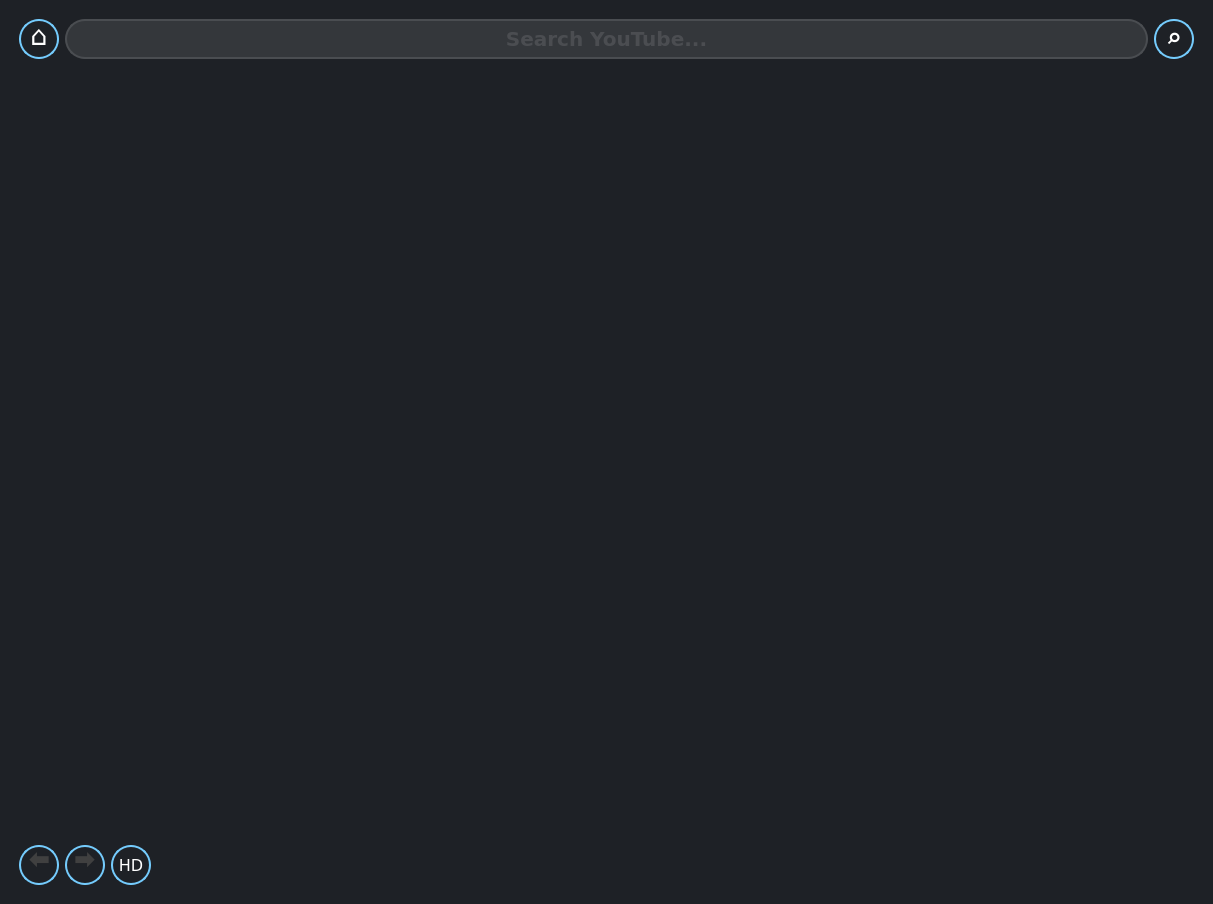
Old version of the form assets/search.ui in the repository Delamox/ytQt.
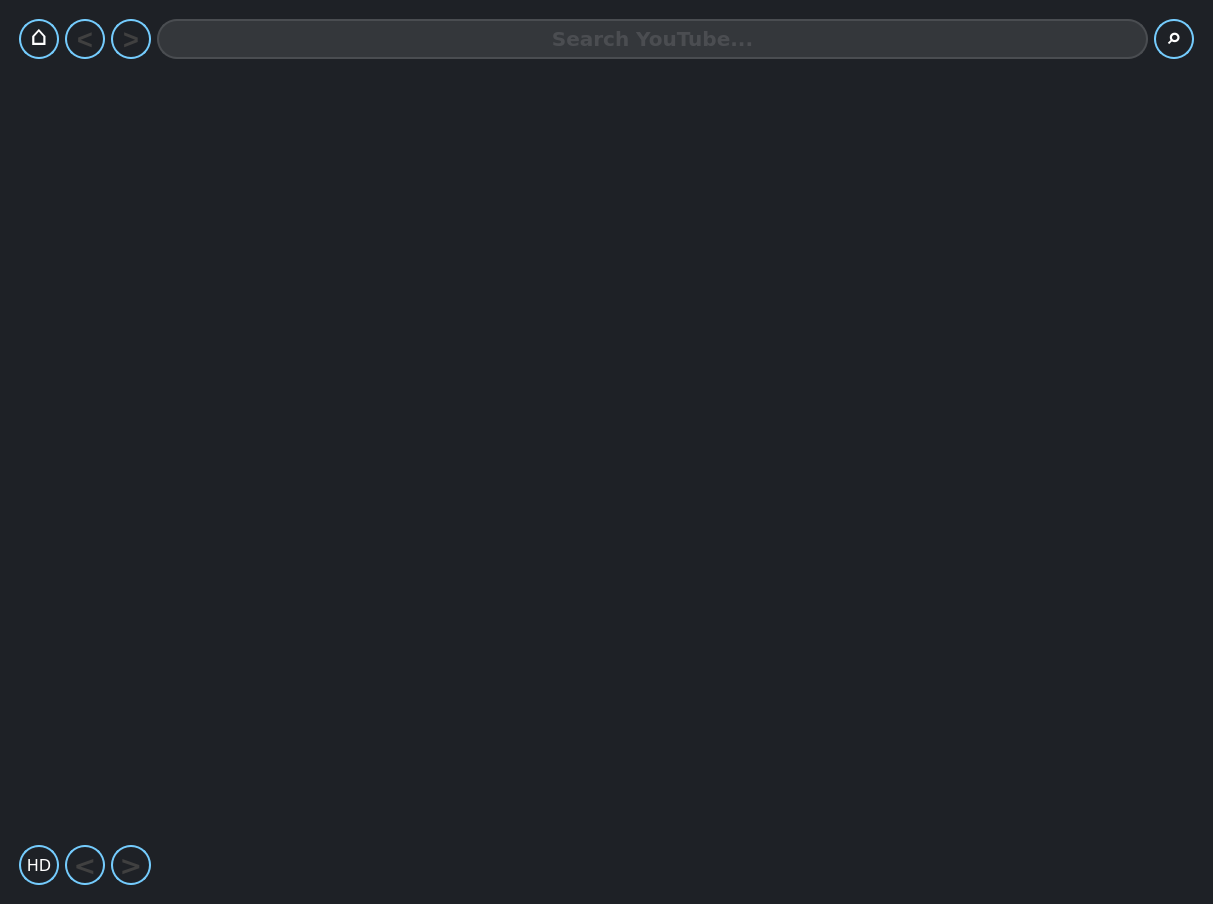
New version of the form. Icons and pictures are not drawn.

Commit message: navigation functionality

The edit to the form file:
```diff
--- a/assets/search.ui
+++ b/assets/search.ui
@@ -18,184 +18,7 @@
   </property>
   <widget class="QWidget" name="centralwidget">
    <layout class="QGridLayout" name="gridLayout_2">
-    <item row="4" column="1">
-     <spacer name="bottomClearanceSpacer">
-      <property name="orientation">
-       <enum>Qt::Vertical</enum>
-      </property>
-      <property name="sizeType">
-       <enum>QSizePolicy::Fixed</enum>
-      </property>
-      <property name="sizeHint" stdset="0">
-       <size>
-        <width>20</width>
-        <height>10</height>
-       </size>
-      </property>
-     </spacer>
-    </item>
-    <item row="0" column="1">
-     <spacer name="topClearanceSpacer">
-      <property name="orientation">
-       <enum>Qt::Vertical</enum>
-      </property>
-      <property name="sizeType">
-       <enum>QSizePolicy::Fixed</enum>
-      </property>
-      <property name="sizeHint" stdset="0">
-       <size>
-        <width>20</width>
-        <height>10</height>
-       </size>
-      </property>
-     </spacer>
-    </item>
-    <item row="3" column="4">
-     <spacer name="controlSpacer">
-      <property name="orientation">
-       <enum>Qt::Horizontal</enum>
-      </property>
-      <property name="sizeHint" stdset="0">
-       <size>
-        <width>40</width>
-        <height>20</height>
-       </size>
-      </property>
-     </spacer>
-    </item>
-    <item row="3" column="2">
-     <widget class="QPushButton" name="nextPageButton">
-      <property name="minimumSize">
-       <size>
-        <width>40</width>
-        <height>40</height>
-       </size>
-      </property>
-      <property name="maximumSize">
-       <size>
-        <width>40</width>
-        <height>40</height>
-       </size>
-      </property>
-      <property name="font">
-       <font>
-        <family>Verdana</family>
-        <pointsize>20</pointsize>
-        <weight>50</weight>
-        <italic>false</italic>
-        <bold>false</bold>
-        <underline>false</underline>
-       </font>
-      </property>
-      <property name="toolTip">
-       <string notr="true"/>
-      </property>
-      <property name="styleSheet">
-       <string notr="true">QPushButton:hover {
-border-radius: 5px;}
-QPushButton:pressed {
-border-color: #e974fc;
-border-width: 3px}
-QPushButton {
-background-color: 4d4d4d;
-border: 2px solid black;
-border-color: #74cbfc;
-border-radius: 20px;
-text-align: center;
-padding-bottom: 4px;
-color: #404040;}</string>
-      </property>
-      <property name="text">
-       <string notr="true">🠮</string>
-      </property>
-     </widget>
-    </item>
-    <item row="1" column="2" colspan="4">
-     <widget class="QLineEdit" name="searchBar">
-      <property name="minimumSize">
-       <size>
-        <width>0</width>
-        <height>40</height>
-       </size>
-      </property>
-      <property name="maximumSize">
-       <size>
-        <width>16777215</width>
-        <height>40</height>
-       </size>
-      </property>
-      <property name="font">
-       <font>
-        <family>Verdana</family>
-        <pointsize>15</pointsize>
-        <weight>75</weight>
-        <bold>true</bold>
-       </font>
-      </property>
-      <property name="toolTip">
-       <string notr="true"/>
-      </property>
-      <property name="styleSheet">
-       <string notr="true">QLineEdit {
-color: #616367;
-background-color: #34373B;
-border: 2px solid #4a4d51;
-border-radius: 20px;
-padding-right: 10px;
-padding-left: 10px;}
-QLineEdit:hover {
-border-color: #74cbfc;}
-QLineEdit:focus {
-border-width: 3px;
-border-radius: 5px;
-border-color: #e974fc;}</string>
-      </property>
-      <property name="inputMask">
-       <string notr="true"/>
-      </property>
-      <property name="text">
-       <string notr="true"/>
-      </property>
-      <property name="frame">
-       <bool>true</bool>
-      </property>
-      <property name="alignment">
-       <set>Qt::AlignCenter</set>
-      </property>
-      <property name="placeholderText">
-       <string>Search YouTube...</string>
-      </property>
-     </widget>
-    </item>
-    <item row="3" column="6">
-     <widget class="QLabel" name="loadingIcon">
-      <property name="enabled">
-       <bool>false</bool>
-      </property>
-      <property name="minimumSize">
-       <size>
-        <width>40</width>
-        <height>40</height>
-       </size>
-      </property>
-      <property name="maximumSize">
-       <size>
-        <width>40</width>
-        <height>40</height>
-       </size>
-      </property>
-      <property name="text">
-       <string/>
-      </property>
-      <property name="pixmap">
-       <pixmap>../../../Downloads/ZKZg.gif</pixmap>
-      </property>
-      <property name="scaledContents">
-       <bool>true</bool>
-      </property>
-     </widget>
-    </item>
-    <item row="1" column="7">
+    <item row="1" column="11">
      <spacer name="rightClearanceSpacer">
       <property name="orientation">
        <enum>Qt::Horizontal</enum>
@@ -211,53 +34,6 @@
       </property>
      </spacer>
     </item>
-    <item row="3" column="1">
-     <widget class="QPushButton" name="prevPageButton">
-      <property name="minimumSize">
-       <size>
-        <width>40</width>
-        <height>40</height>
-       </size>
-      </property>
-      <property name="maximumSize">
-       <size>
-        <width>40</width>
-        <height>40</height>
-       </size>
-      </property>
-      <property name="font">
-       <font>
-        <family>Verdana</family>
-        <pointsize>20</pointsize>
-        <weight>50</weight>
-        <italic>false</italic>
-        <bold>false</bold>
-        <underline>false</underline>
-       </font>
-      </property>
-      <property name="toolTip">
-       <string notr="true"/>
-      </property>
-      <property name="styleSheet">
-       <string notr="true">QPushButton:hover {
-border-radius: 5px;}
-QPushButton:pressed {
-border-color: #e974fc;
-border-width: 3px}
-QPushButton {
-background-color: 4d4d4d;
-border: 2px solid black;
-border-color: #74cbfc;
-border-radius: 20px;
-text-align: center;
-padding-bottom: 4px;
-color: #404040;}</string>
-      </property>
-      <property name="text">
-       <string notr="true">🠬</string>
-      </property>
-     </widget>
-    </item>
     <item row="1" column="1">
      <widget class="QPushButton" name="homeButton">
       <property name="minimumSize">
@@ -282,6 +58,9 @@
         <underline>false</underline>
        </font>
       </property>
+      <property name="focusPolicy">
+       <enum>Qt::NoFocus</enum>
+      </property>
       <property name="toolTip">
        <string notr="true"/>
       </property>
@@ -305,7 +84,77 @@
       </property>
      </widget>
     </item>
-    <item row="2" column="1" colspan="6">
+    <item row="1" column="10">
+     <widget class="QPushButton" name="searchButton">
+      <property name="sizePolicy">
+       <sizepolicy hsizetype="Fixed" vsizetype="Fixed">
+        <horstretch>0</horstretch>
+        <verstretch>0</verstretch>
+       </sizepolicy>
+      </property>
+      <property name="minimumSize">
+       <size>
+        <width>40</width>
+        <height>40</height>
+       </size>
+      </property>
+      <property name="maximumSize">
+       <size>
+        <width>40</width>
+        <height>40</height>
+       </size>
+      </property>
+      <property name="font">
+       <font>
+        <family>Verdana</family>
+        <pointsize>20</pointsize>
+        <weight>75</weight>
+        <bold>true</bold>
+       </font>
+      </property>
+      <property name="focusPolicy">
+       <enum>Qt::NoFocus</enum>
+      </property>
+      <property name="toolTip">
+       <string notr="true"/>
+      </property>
+      <property name="styleSheet">
+       <string notr="true">QPushButton {
+color: #ffffff;
+background-color: 4d4d4d;
+border: 2px solid black;
+border-color: #74cbfc;
+border-radius: 20px;
+text-align: center;
+padding-bottom: 4px;}
+QPushButton:hover {
+border-radius: 5px;}
+QPushButton:pressed {
+border-color: #e974fc;
+border-width: 3px}</string>
+      </property>
+      <property name="text">
+       <string notr="true">⌕</string>
+      </property>
+     </widget>
+    </item>
+    <item row="4" column="1">
+     <spacer name="bottomClearanceSpacer">
+      <property name="orientation">
+       <enum>Qt::Vertical</enum>
+      </property>
+      <property name="sizeType">
+       <enum>QSizePolicy::Fixed</enum>
+      </property>
+      <property name="sizeHint" stdset="0">
+       <size>
+        <width>20</width>
+        <height>10</height>
+       </size>
+      </property>
+     </spacer>
+    </item>
+    <item row="2" column="1" colspan="10">
      <layout class="QGridLayout" name="baselayout">
       <property name="spacing">
        <number>0</number>
@@ -549,7 +398,7 @@
       <item row="6" column="1">
        <widget class="QLabel" name="titleLabel2">
         <property name="sizePolicy">
-         <sizepolicy hsizetype="Preferred" vsizetype="Fixed">
+         <sizepolicy hsizetype="Expanding" vsizetype="Fixed">
           <horstretch>0</horstretch>
           <verstretch>0</verstretch>
          </sizepolicy>
@@ -604,6 +453,12 @@
       </item>
       <item row="13" column="1">
        <widget class="QLabel" name="userLabel3">
+        <property name="sizePolicy">
+         <sizepolicy hsizetype="Expanding" vsizetype="Fixed">
+          <horstretch>0</horstretch>
+          <verstretch>0</verstretch>
+         </sizepolicy>
+        </property>
         <property name="minimumSize">
          <size>
           <width>50</width>
@@ -694,7 +549,7 @@
       <item row="7" column="1">
        <widget class="QLabel" name="userLabel2">
         <property name="sizePolicy">
-         <sizepolicy hsizetype="Preferred" vsizetype="Fixed">
+         <sizepolicy hsizetype="Expanding" vsizetype="Fixed">
           <horstretch>0</horstretch>
           <verstretch>0</verstretch>
          </sizepolicy>
@@ -728,6 +583,12 @@
       </item>
       <item row="18" column="1">
        <widget class="QLabel" name="userLabel4">
+        <property name="sizePolicy">
+         <sizepolicy hsizetype="Expanding" vsizetype="Fixed">
+          <horstretch>0</horstretch>
+          <verstretch>0</verstretch>
+         </sizepolicy>
+        </property>
         <property name="minimumSize">
          <size>
           <width>50</width>
@@ -875,6 +736,12 @@
       </item>
       <item row="22" column="1">
        <widget class="QLabel" name="titleLabel5">
+        <property name="sizePolicy">
+         <sizepolicy hsizetype="Expanding" vsizetype="Fixed">
+          <horstretch>0</horstretch>
+          <verstretch>0</verstretch>
+         </sizepolicy>
+        </property>
         <property name="minimumSize">
          <size>
           <width>50</width>
@@ -1001,6 +868,12 @@
       </item>
       <item row="23" column="1">
        <widget class="QLabel" name="userLabel5">
+        <property name="sizePolicy">
+         <sizepolicy hsizetype="Expanding" vsizetype="Fixed">
+          <horstretch>0</horstretch>
+          <verstretch>0</verstretch>
+         </sizepolicy>
+        </property>
         <property name="minimumSize">
          <size>
           <width>50</width>
@@ -1036,6 +909,12 @@
       </item>
       <item row="17" column="1">
        <widget class="QLabel" name="titleLabel4">
+        <property name="sizePolicy">
+         <sizepolicy hsizetype="Expanding" vsizetype="Fixed">
+          <horstretch>0</horstretch>
+          <verstretch>0</verstretch>
+         </sizepolicy>
+        </property>
         <property name="minimumSize">
          <size>
           <width>50</width>
@@ -1151,6 +1030,12 @@
       </item>
       <item row="12" column="1">
        <widget class="QLabel" name="titleLabel3">
+        <property name="sizePolicy">
+         <sizepolicy hsizetype="Expanding" vsizetype="Fixed">
+          <horstretch>0</horstretch>
+          <verstretch>0</verstretch>
+         </sizepolicy>
+        </property>
         <property name="minimumSize">
          <size>
           <width>50</width>
@@ -1191,57 +1076,6 @@
       </item>
      </layout>
     </item>
-    <item row="1" column="6">
-     <widget class="QPushButton" name="searchButton">
-      <property name="sizePolicy">
-       <sizepolicy hsizetype="Fixed" vsizetype="Fixed">
-        <horstretch>0</horstretch>
-        <verstretch>0</verstretch>
-       </sizepolicy>
-      </property>
-      <property name="minimumSize">
-       <size>
-        <width>40</width>
-        <height>40</height>
-       </size>
-      </property>
-      <property name="maximumSize">
-       <size>
-        <width>40</width>
-        <height>40</height>
-       </size>
-      </property>
-      <property name="font">
-       <font>
-        <family>Verdana</family>
-        <pointsize>20</pointsize>
-        <weight>75</weight>
-        <bold>true</bold>
-       </font>
-      </property>
-      <property name="toolTip">
-       <string notr="true"/>
-      </property>
-      <property name="styleSheet">
-       <string notr="true">QPushButton {
-color: #ffffff;
-background-color: 4d4d4d;
-border: 2px solid black;
-border-color: #74cbfc;
-border-radius: 20px;
-text-align: center;
-padding-bottom: 4px;}
-QPushButton:hover {
-border-radius: 5px;}
-QPushButton:pressed {
-border-color: #e974fc;
-border-width: 3px}</string>
-      </property>
-      <property name="text">
-       <string notr="true">⌕</string>
-      </property>
-     </widget>
-    </item>
     <item row="1" column="0">
      <spacer name="leftClearanceSpacer">
       <property name="orientation">
@@ -1258,7 +1092,145 @@
       </property>
      </spacer>
     </item>
-    <item row="3" column="3">
+    <item row="1" column="3">
+     <widget class="QPushButton" name="nextResultButton">
+      <property name="sizePolicy">
+       <sizepolicy hsizetype="Fixed" vsizetype="Fixed">
+        <horstretch>0</horstretch>
+        <verstretch>0</verstretch>
+       </sizepolicy>
+      </property>
+      <property name="minimumSize">
+       <size>
+        <width>40</width>
+        <height>40</height>
+       </size>
+      </property>
+      <property name="maximumSize">
+       <size>
+        <width>40</width>
+        <height>40</height>
+       </size>
+      </property>
+      <property name="font">
+       <font>
+        <pointsize>20</pointsize>
+        <weight>75</weight>
+        <bold>true</bold>
+       </font>
+      </property>
+      <property name="styleSheet">
+       <string notr="true">QPushButton:hover {
+border-radius: 5px;}
+QPushButton:pressed {
+border-color: #e974fc;
+border-width: 3px}
+QPushButton {
+background-color: 4d4d4d;
+border: 2px solid black;
+border-color: #74cbfc;
+border-radius: 20px;
+text-align: center;
+padding-bottom: 0px;
+color: #404040;}</string>
+      </property>
+      <property name="text">
+       <string notr="true">&gt;</string>
+      </property>
+     </widget>
+    </item>
+    <item row="0" column="1">
+     <spacer name="topClearanceSpacer">
+      <property name="orientation">
+       <enum>Qt::Vertical</enum>
+      </property>
+      <property name="sizeType">
+       <enum>QSizePolicy::Fixed</enum>
+      </property>
+      <property name="sizeHint" stdset="0">
+       <size>
+        <width>20</width>
+        <height>10</height>
+       </size>
+      </property>
+     </spacer>
+    </item>
+    <item row="3" column="10">
+     <widget class="QLabel" name="loadingIcon">
+      <property name="enabled">
+       <bool>false</bool>
+      </property>
+      <property name="minimumSize">
+       <size>
+        <width>40</width>
+        <height>40</height>
+       </size>
+      </property>
+      <property name="maximumSize">
+       <size>
+        <width>40</width>
+        <height>40</height>
+       </size>
+      </property>
+      <property name="text">
+       <string/>
+      </property>
+      <property name="pixmap">
+       <pixmap>../../../Downloads/ZKZg.gif</pixmap>
+      </property>
+      <property name="scaledContents">
+       <bool>true</bool>
+      </property>
+     </widget>
+    </item>
+    <item row="1" column="2">
+     <widget class="QPushButton" name="prevResultButton">
+      <property name="sizePolicy">
+       <sizepolicy hsizetype="Fixed" vsizetype="Fixed">
+        <horstretch>0</horstretch>
+        <verstretch>0</verstretch>
+       </sizepolicy>
+      </property>
+      <property name="minimumSize">
+       <size>
+        <width>40</width>
+        <height>40</height>
+       </size>
+      </property>
+      <property name="maximumSize">
+       <size>
+        <width>40</width>
+        <height>40</height>
+       </size>
+      </property>
+      <property name="font">
+       <font>
+        <pointsize>20</pointsize>
+        <weight>75</weight>
+        <bold>true</bold>
+       </font>
+      </property>
+      <property name="styleSheet">
+       <string notr="true">QPushButton:hover {
+border-radius: 5px;}
+QPushButton:pressed {
+border-color: #e974fc;
+border-width: 3px}
+QPushButton {
+background-color: 4d4d4d;
+border: 2px solid black;
+border-color: #74cbfc;
+border-radius: 20px;
+text-align: center;
+padding-bottom: 0px;
+color: #404040;}</string>
+      </property>
+      <property name="text">
+       <string notr="true">&lt;</string>
+      </property>
+     </widget>
+    </item>
+    <item row="3" column="1">
      <widget class="QPushButton" name="resolutionButton">
       <property name="sizePolicy">
        <sizepolicy hsizetype="Fixed" vsizetype="Fixed">
@@ -1284,6 +1256,9 @@
         <pointsize>12</pointsize>
        </font>
       </property>
+      <property name="focusPolicy">
+       <enum>Qt::NoFocus</enum>
+      </property>
       <property name="toolTip">
        <string notr="true"/>
       </property>
@@ -1306,6 +1281,164 @@
       </property>
      </widget>
     </item>
+    <item row="3" column="2">
+     <widget class="QPushButton" name="prevPageButton">
+      <property name="minimumSize">
+       <size>
+        <width>40</width>
+        <height>40</height>
+       </size>
+      </property>
+      <property name="maximumSize">
+       <size>
+        <width>40</width>
+        <height>40</height>
+       </size>
+      </property>
+      <property name="font">
+       <font>
+        <family>Verdana</family>
+        <pointsize>20</pointsize>
+        <weight>75</weight>
+        <italic>false</italic>
+        <bold>true</bold>
+        <underline>false</underline>
+       </font>
+      </property>
+      <property name="focusPolicy">
+       <enum>Qt::NoFocus</enum>
+      </property>
+      <property name="toolTip">
+       <string notr="true"/>
+      </property>
+      <property name="styleSheet">
+       <string notr="true">QPushButton:hover {
+border-radius: 5px;}
+QPushButton:pressed {
+border-color: #e974fc;
+border-width: 3px}
+QPushButton {
+background-color: 4d4d4d;
+border: 2px solid black;
+border-color: #74cbfc;
+border-radius: 20px;
+text-align: center;
+padding-bottom: 0px;
+color: #404040;}</string>
+      </property>
+      <property name="text">
+       <string notr="true">&lt;</string>
+      </property>
+     </widget>
+    </item>
+    <item row="3" column="3">
+     <widget class="QPushButton" name="nextPageButton">
+      <property name="minimumSize">
+       <size>
+        <width>40</width>
+        <height>40</height>
+       </size>
+      </property>
+      <property name="maximumSize">
+       <size>
+        <width>40</width>
+        <height>40</height>
+       </size>
+      </property>
+      <property name="font">
+       <font>
+        <family>Verdana</family>
+        <pointsize>20</pointsize>
+        <weight>75</weight>
+        <italic>false</italic>
+        <bold>true</bold>
+        <underline>false</underline>
+       </font>
+      </property>
+      <property name="focusPolicy">
+       <enum>Qt::NoFocus</enum>
+      </property>
+      <property name="toolTip">
+       <string notr="true"/>
+      </property>
+      <property name="styleSheet">
+       <string notr="true">QPushButton:hover {
+border-radius: 5px;}
+QPushButton:pressed {
+border-color: #e974fc;
+border-width: 3px}
+QPushButton {
+background-color: 4d4d4d;
+border: 2px solid black;
+border-color: #74cbfc;
+border-radius: 20px;
+text-align: center;
+padding-bottom: 0px;
+color: #404040;}</string>
+      </property>
+      <property name="text">
+       <string notr="true">&gt;</string>
+      </property>
+     </widget>
+    </item>
+    <item row="1" column="4" colspan="6">
+     <widget class="QLineEdit" name="searchBar">
+      <property name="minimumSize">
+       <size>
+        <width>0</width>
+        <height>40</height>
+       </size>
+      </property>
+      <property name="maximumSize">
+       <size>
+        <width>16777215</width>
+        <height>40</height>
+       </size>
+      </property>
+      <property name="font">
+       <font>
+        <family>Verdana</family>
+        <pointsize>15</pointsize>
+        <weight>75</weight>
+        <bold>true</bold>
+       </font>
+      </property>
+      <property name="toolTip">
+       <string notr="true"/>
+      </property>
+      <property name="styleSheet">
+       <string notr="true">QLineEdit {
+color: #616367;
+background-color: #34373B;
+border: 2px solid #4a4d51;
+border-radius: 20px;
+padding-right: 10px;
+padding-left: 10px;}
+QLineEdit:hover {
+border-color: #74cbfc;}
+QLineEdit:focus {
+border-width: 3px;
+color: #ffffff;
+border-radius: 5px;
+border-color: #e974fc;}</string>
+      </property>
+      <property name="inputMask">
+       <string notr="true"/>
+      </property>
+      <property name="text">
+       <string notr="true"/>
+      </property>
+      <property name="frame">
+       <bool>true</bool>
+      </property>
+      <property name="alignment">
+       <set>Qt::AlignCenter</set>
+      </property>
+      <property name="placeholderText">
+       <string>Search YouTube...</string>
+      </property>
+     </widget>
+    </item>
    </layout>
   </widget>
  </widget>
```
The commit also changes 1 other file.
